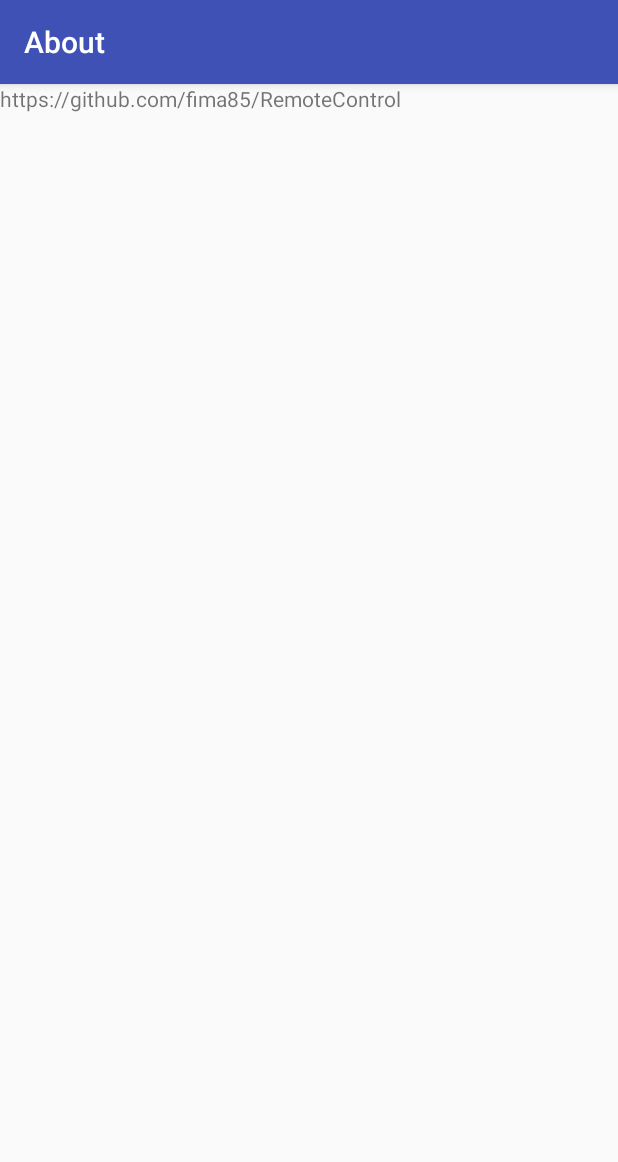
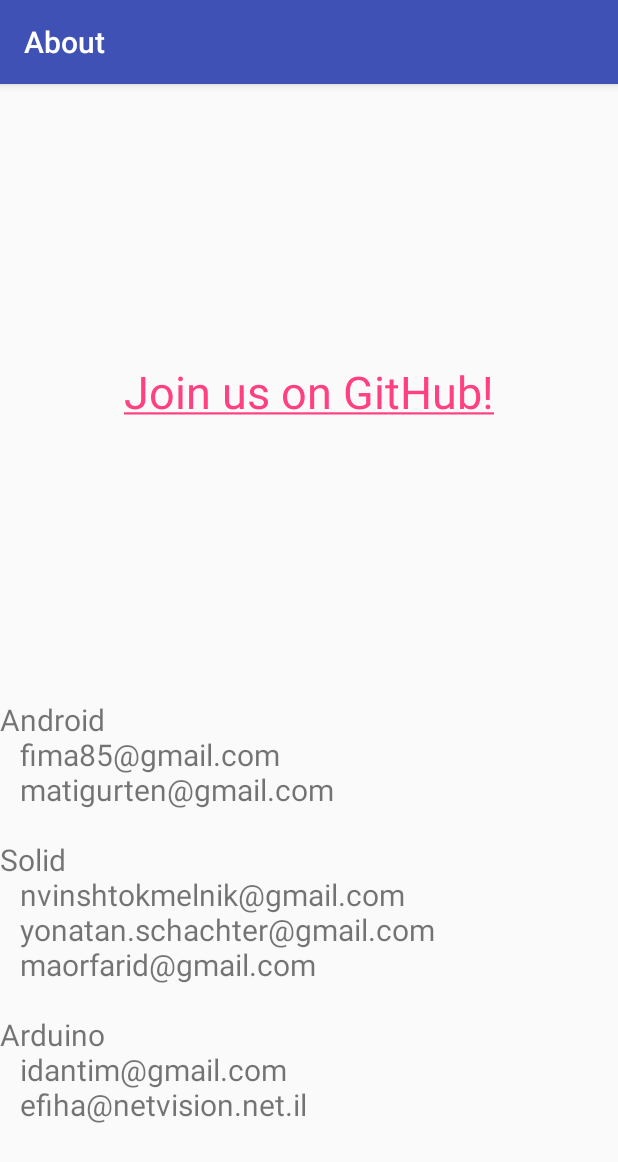
Before and after one commit to fima85/RemoteControl, an Android app: the AboutActivity screen opened directly, with no data from a screen before it, on a phone screen of 412 x 824 dp. Shown: the top 1162 px of the screen. Run offline under Robolectric (Android 15) with nearby library versions, the phone set to English and light mode, and no system bars.

Commit message:
About Activity

```diff
--- a/app/src/main/java/com/matigurten/tom/remotecontrol/AboutActivity.java
+++ b/app/src/main/java/com/matigurten/tom/remotecontrol/AboutActivity.java
@@ -2,6 +2,10 @@ package com.matigurten.tom.remotecontrol;
 
 import android.os.Bundle;
 import android.support.v7.app.AppCompatActivity;
+import android.text.Html;
+import android.text.method.LinkMovementMethod;
+import android.view.Gravity;
+import android.widget.TextView;
 
 /**
  * Created by Mati on 09/01/2017.
@@ -12,5 +16,23 @@ public class AboutActivity extends AppCompatActivity {
     protected void onCreate(Bundle savedInstanceState) {
         super.onCreate(savedInstanceState);
         setContentView(R.layout.app_about);
+
+        TextView gitHub = (TextView) findViewById(R.id.aboutText);
+        gitHub.setClickable(true);
+        gitHub.setMovementMethod(LinkMovementMethod.getInstance());
+        String text = "<a href='https://github.com/fima85/RemoteControl'>Join us on GitHub!</a>";
+        gitHub.setText(Html.fromHtml(text));
+        gitHub.setTextSize(30);
+        gitHub.setGravity(Gravity.CENTER);
+
+        TextView participants = (TextView) findViewById(R.id.participantsText);
+        participants.setClickable(true);
+        participants.setMovementMethod(LinkMovementMethod.getInstance());
+        String android = "Android \n\tfima85@gmail.com\n\tmatigurten@gmail.com";
+        String solidWorks = "Solid \n\tnvinshtokmelnik@gmail.com\n\tyonatan.schachter@gmail.com\n\tmaorfarid@gmail.com";
+        String arduino = "Arduino \n\tidantim@gmail.com\n\tefiha@netvision.net.il";
+        participants.setText(android + "\n\n" + solidWorks + "\n\n" + arduino);
+        participants.setTextSize(20);
+        participants.setGravity(Gravity.LEFT);
     }
 }
--- a/app/src/main/java/com/matigurten/tom/remotecontrol/ControllerActivity.java
+++ b/app/src/main/java/com/matigurten/tom/remotecontrol/ControllerActivity.java
@@ -1,7 +1,6 @@
 package com.matigurten.tom.remotecontrol;
 
 import android.content.Intent;
-import android.graphics.Color;
 import android.os.Bundle;
 import android.support.v7.app.AppCompatActivity;
 import android.view.Menu;
@@ -23,7 +22,7 @@ public abstract class ControllerActivity extends AppCompatActivity {
     protected void onCreate(Bundle savedInstanceState) {
         super.onCreate(savedInstanceState);
         setContentView(R.layout.activity_controller);
-        ProgressBar spinner = (ProgressBar)findViewById(R.id.spinner);
+        ProgressBar spinner = (ProgressBar) findViewById(R.id.spinner);
         spinner.setVisibility(View.GONE);
 
     }
@@ -55,18 +54,13 @@ public abstract class ControllerActivity extends AppCompatActivity {
             return true;
         } else if (id == R.id.connect) {
 
-//            final ProgressBar spinner = (ProgressBar) findViewById(R.id.spinner);
-//            if(this instanceof RemoteControlActivity) {
-//                spinner.setVisibility(View.VISIBLE);
-//            }
-
             BLConn.getInstance().connect(getApplicationContext(), new BLConn.BLUpdateCallback() {
                 @Override
                 public void onConnect(boolean success) {
                     runOnUiThread(new Runnable() {
                                       @Override
                                       public void run() {
-                                          if(BLConn.getInstance().isConnected()) {
+                                          if (BLConn.getInstance().isConnected()) {
                                               item.setVisible(false);
                                               item.setEnabled(false);
                                               menu.findItem(R.id.disconnect).setEnabled(true);
@@ -75,8 +69,7 @@ public abstract class ControllerActivity extends AppCompatActivity {
 //                                                  spinner.setVisibility(View.GONE);
 //                                              }
                                               Toast.makeText(getApplicationContext(), "Connected", Toast.LENGTH_LONG).show();
-                                          }
-                                          else{
+                                          } else {
 //                                              spinner.setVisibility(View.GONE);
                                               Toast.makeText(getApplicationContext(), "Failed to connect", Toast.LENGTH_LONG).show();
                                           }
@@ -169,8 +162,8 @@ public abstract class ControllerActivity extends AppCompatActivity {
         remote.br(true);
     }
 
-//    @Override
-//    public void onBackPressed() {
-//        return;
-//    }
+    @Override
+    public void onBackPressed() {
+        return;
+    }
 }
--- a/app/src/main/res/layout/activity_remote_control.xml
+++ b/app/src/main/res/layout/activity_remote_control.xml
@@ -1,5 +1,4 @@
 <FrameLayout xmlns:android="http://schemas.android.com/apk/res/android"
-    xmlns:app="http://schemas.android.com/apk/res-auto"
     xmlns:tools="http://schemas.android.com/tools"
     android:layout_width="match_parent"
     android:layout_height="match_parent"
--- a/app/src/main/res/layout/app_about.xml
+++ b/app/src/main/res/layout/app_about.xml
@@ -1,11 +1,30 @@
 <?xml version="1.0" encoding="utf-8"?>
 <LinearLayout xmlns:android="http://schemas.android.com/apk/res/android"
-    android:orientation="vertical" android:layout_width="match_parent"
-    android:layout_height="match_parent">
+    android:layout_width="match_parent"
+    android:layout_height="match_parent"
+    android:orientation="vertical">
 
-    <TextView
-        android:text="https://github.com/fima85/RemoteControl"
+    <LinearLayout
+        android:id="@+id/About"
         android:layout_width="match_parent"
-        android:layout_height="wrap_content"
-        android:id="@+id/aboutText" />
+        android:layout_height="match_parent"
+        android:layout_gravity="center_vertical"
+        android:fitsSystemWindows="true"
+        android:gravity="center_vertical"
+        android:orientation="vertical">
+
+        <TextView
+            android:id="@+id/aboutText"
+            android:layout_width="match_parent"
+            android:layout_height="wrap_content"
+            android:layout_weight="5" />
+
+        <TextView
+            android:id="@+id/participantsText"
+            android:layout_width="match_parent"
+            android:layout_height="wrap_content"
+            android:layout_gravity="left"
+            android:layout_weight="1"
+            android:text="TextView" />
+    </LinearLayout>
 </LinearLayout>
```
